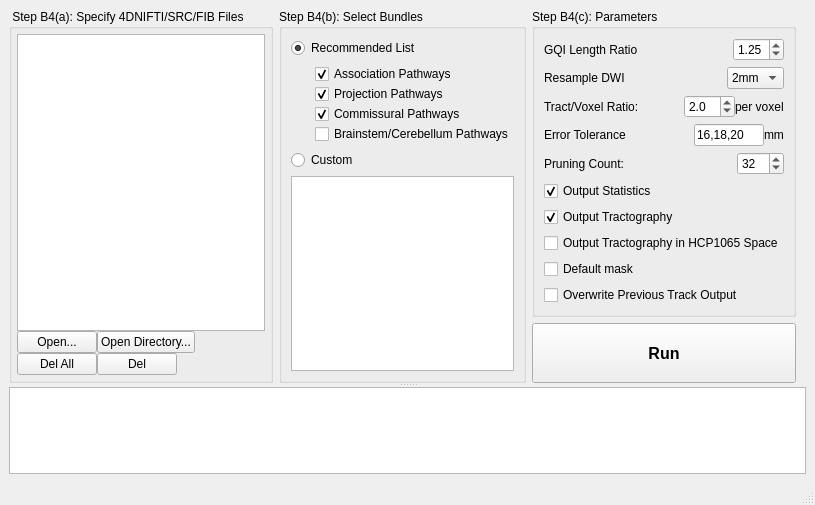
The window that auto_track.ui (frankyeh/DSI-Studio) describes before a commit, drawn with Qt 5.
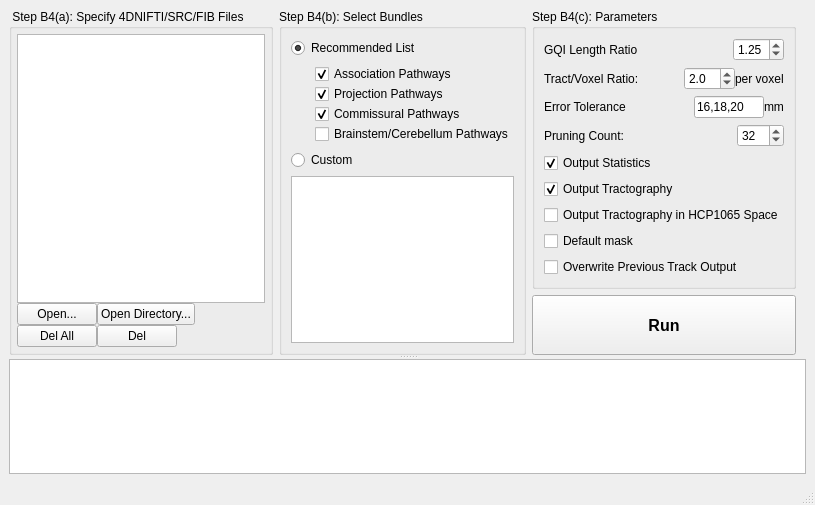
The same window after the commit. Icons and pictures are not drawn.

Commit message: update atk interface

```diff
--- a/auto_track.ui
+++ b/auto_track.ui
@@ -337,61 +337,6 @@
                </item>
               </layout>
              </item>
-             <item>
-              <layout class="QHBoxLayout" name="horizontalLayout_4">
-               <property name="spacing">
-                <number>0</number>
-               </property>
-               <property name="topMargin">
-                <number>0</number>
-               </property>
-               <property name="rightMargin">
-                <number>0</number>
-               </property>
-               <item>
-                <widget class="QLabel" name="label_3">
-                 <property name="text">
-                  <string>Resample DWI</string>
-                 </property>
-                </widget>
-               </item>
-               <item>
-                <spacer name="horizontalSpacer_4">
-                 <property name="orientation">
-                  <enum>Qt::Horizontal</enum>
-                 </property>
-                 <property name="sizeHint" stdset="0">
-                  <size>
-                   <width>40</width>
-                   <height>20</height>
-                  </size>
-                 </property>
-                </spacer>
-               </item>
-               <item>
-                <widget class="QComboBox" name="interpolation">
-                 <property name="currentIndex">
-                  <number>2</number>
-                 </property>
-                 <item>
-                  <property name="text">
-                   <string>Off</string>
-                  </property>
-                 </item>
-                 <item>
-                  <property name="text">
-                   <string>1mm</string>
-                  </property>
-                 </item>
-                 <item>
-                  <property name="text">
-                   <string>2mm</string>
-                  </property>
-                 </item>
-                </widget>
-               </item>
-              </layout>
-             </item>
              <item>
               <layout class="QHBoxLayout" name="horizontalLayout_2">
                <property name="spacing">
```
The commit also changes 3 other files.
